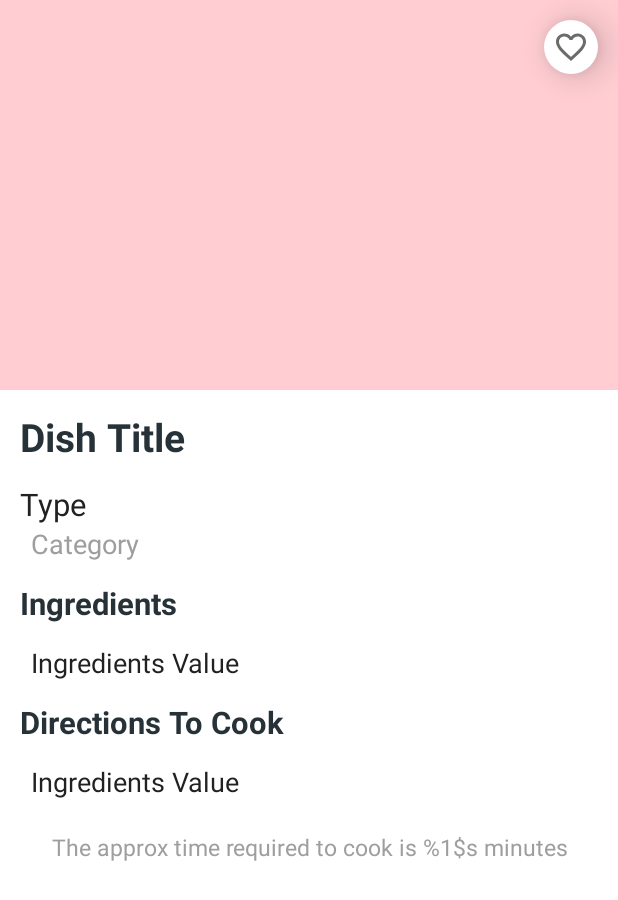
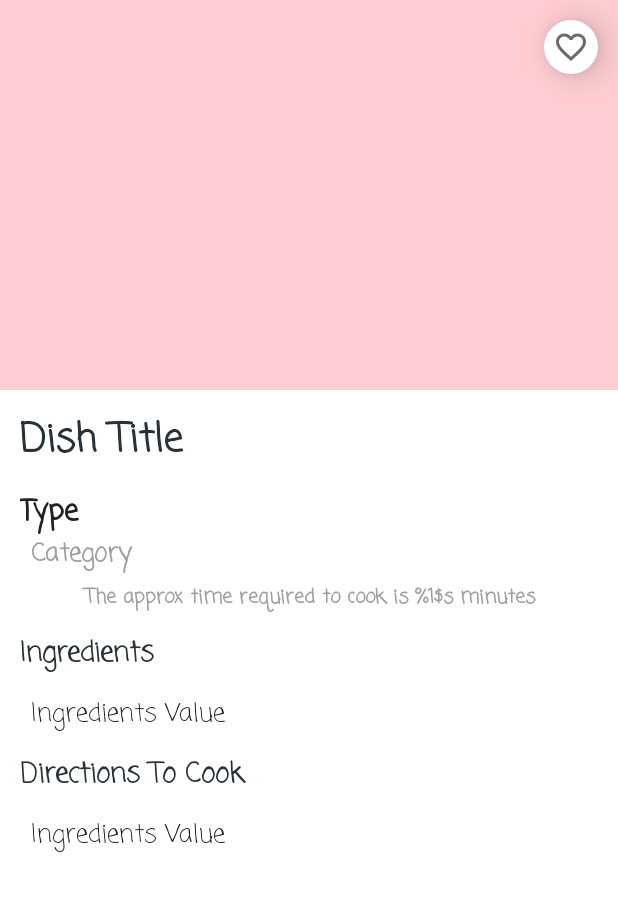
Before and after one commit to eduVieiraAF/FavDish, an Android app: the layout fragment_random_dish.xml on its own in the app's theme, with its tools: preview values and no code run, on a phone screen of 412 x 824 dp. Shown: the top 900 px of the screen. Run offline under Robolectric (Android 15) with nearby library versions, the phone set to English and light mode, and no system bars.

Commit message:
Adjustment:
→ Several fixes and adjustments.

```diff
--- a/app/src/main/java/com/example/favdish/utils/Constants.kt
+++ b/app/src/main/java/com/example/favdish/utils/Constants.kt
@@ -6,7 +6,7 @@ object Constants {
     const val DISH_CATEGORY: String = "DishCategory"
     const val DISH_COOKING_TIME: String = "DishCookingTime"
     const val DISH_IMAGE_SOURCE_LOCAL: String = "Local"
-    const val DISH_IMAGE_SOURCE_ONLINE: String = "Online"
+    //const val DISH_IMAGE_SOURCE_ONLINE: String = "Online"
     const val EXTRA_DISH_DETAILS: String = "DishDetails"
     const val ALL_ITEMS: String = "All"
     const val FILTER_SELECTION: String = "FilterSelection"
@@ -17,7 +17,7 @@ object Constants {
     const val TAGS: String = "tags"
     const val NUMBER: String = "number"
     const val BASE_URL: String = "https://api.spoonacular.com/"
-    const val API_KEY_VALUE:String = "c6a3e0fc5ba340738eee3fab1615b8a2"
+    const val API_KEY_VALUE: String = "c6a3e0fc5ba340738eee3fab1615b8a2"
     const val LIMIT_LICENSE_VALUE: Boolean = true
     const val TAGS_VALUE: String = "vegetarian, dessert"
     const val NUMBER_VALUE: Int = 1
@@ -37,22 +37,23 @@ object Constants {
         return list
     }
 
-    fun  dishCategories(): ArrayList<String> {
+    fun dishCategories(): ArrayList<String> {
         val list = ArrayList<String>()
 
         list.add("Pizza")
         list.add("BBQ")
+        list.add("Pasta")
         list.add("Bakery")
         list.add("Burger")
-        list.add("Cafe")
         list.add("Chicken")
         list.add("Dessert")
+        list.add("Juices")
         list.add("Drinks")
         list.add("Hot Dogs")
-        list.add("Juices")
         list.add("Sandwiches")
+        list.add("Wraps")
+        list.add("Cafe")
         list.add("Tea & Coffee")
-        list.add("Wraps")
         list.add("Other")
 
         return list
@@ -72,6 +73,7 @@ object Constants {
         list.add("120")
         list.add("150")
         list.add("180")
+        list.add("210")
 
         return list
     }
--- a/app/src/main/java/com/example/favdish/view/adapters/FavDishAdapter.kt
+++ b/app/src/main/java/com/example/favdish/view/adapters/FavDishAdapter.kt
@@ -63,13 +63,13 @@ class FavDishAdapter(private val fragment: Fragment) : RecyclerView
             popup.menuInflater.inflate(R.menu.menu_adapter, popup.menu)
             popup.setOnMenuItemClickListener {
                 if (it.itemId == R.id.action_edit_dish) {
-                    val intent  = Intent(
+                    val intent = Intent(
                         fragment.requireActivity(),
                         AddUpdateDishActivity::class.java
                     )
                     intent.putExtra(Constants.EXTRA_DISH_DETAILS, dish)
                     fragment.requireActivity().startActivity(intent)
-                } else if (it.itemId == R.id.action_delete_dish){
+                } else if (it.itemId == R.id.action_delete_dish) {
                     if (fragment is AllDishesFragment) {
                         fragment.deleteDish(dish)
                     }
--- a/app/src/main/java/com/example/favdish/view/fragments/AllDishesFragment.kt
+++ b/app/src/main/java/com/example/favdish/view/fragments/AllDishesFragment.kt
@@ -11,6 +11,7 @@ import android.content.Intent
 import android.os.Bundle
 import android.util.Log
 import android.view.*
+import android.widget.Toast
 import androidx.fragment.app.Fragment
 import androidx.fragment.app.viewModels
 import androidx.navigation.fragment.findNavController
@@ -93,6 +94,12 @@ class AllDishesFragment : Fragment() {
         builder.setMessage(resources.getString(R.string.msg_delete_dish_dialog, dish.title))
         builder.setIcon(android.R.drawable.ic_delete)
         builder.setPositiveButton(resources.getString(R.string.lbl_yes)) { dialogInterface, _ ->
+            val dishTitle = dish.title
+            Toast.makeText(
+                context,
+                "Successfully removed $dishTitle",
+                Toast.LENGTH_SHORT
+            ).show()
             mFavDishViewModel.delete(dish)
             dialogInterface.dismiss()
         }
--- a/app/src/main/java/com/example/favdish/viewmodel/FavDishViewModel.kt
+++ b/app/src/main/java/com/example/favdish/viewmodel/FavDishViewModel.kt
@@ -6,7 +6,7 @@ import com.example.favdish.model.entities.FavDish
 import kotlinx.coroutines.launch
 
 class FavDishViewModel(private val repository: FavDishRepository) : ViewModel() {
-    fun insert(dish: FavDish) = viewModelScope.launch { repository.insertFavDishData(dish)}
+    fun insert(dish: FavDish) = viewModelScope.launch { repository.insertFavDishData(dish) }
 
     val allDishesList: LiveData<List<FavDish>> = repository.allDishesList.asLiveData()
 
--- a/app/src/main/res/layout/fragment_all_dishes.xml
+++ b/app/src/main/res/layout/fragment_all_dishes.xml
@@ -21,6 +21,7 @@
         android:layout_width="0dp"
         android:layout_height="0dp"
         android:gravity="center"
+        android:fontFamily="casual"
         android:text="@string/label_no_dishes_added_yet"
         android:textSize="@dimen/_18sdp"
         android:textColor="@color/secondary_dark_color"
--- a/app/src/main/res/layout/fragment_favorite_dishes.xml
+++ b/app/src/main/res/layout/fragment_favorite_dishes.xml
@@ -21,6 +21,7 @@
         android:layout_width="0dp"
         android:layout_height="0dp"
         android:gravity="center"
+        android:fontFamily="casual"
         android:text="@string/label_no_favorite_dishes_added_yet"
         android:textSize="@dimen/_18sdp"
         android:textColor="@color/secondary_dark_color"
--- a/app/src/main/res/layout/fragment_random_dish.xml
+++ b/app/src/main/res/layout/fragment_random_dish.xml
@@ -53,9 +53,13 @@
                 android:layout_width="match_parent"
                 android:layout_height="wrap_content"
                 android:layout_below="@id/fl_dish_image"
-                android:layout_margin="@dimen/_10sdp"
+                android:layout_marginStart="@dimen/_10sdp"
+                android:layout_marginTop="@dimen/_10sdp"
+                android:layout_marginEnd="@dimen/_10sdp"
+                android:layout_marginBottom="@dimen/_10sdp"
                 android:textColor="@color/blue_grey_900"
                 android:textSize="@dimen/_20sdp"
+                android:fontFamily="casual"
                 android:textStyle="bold"
                 tools:text="Dish Title" />
 
@@ -67,8 +71,10 @@
                 android:layout_marginStart="@dimen/_10sdp"
                 android:layout_marginEnd="@dimen/_10sdp"
                 android:textColor="@color/grey_900"
-                android:textSize="@dimen/_16sdp"
-                tools:text="Type" />
+                android:textSize="@dimen/_15sdp"
+                android:fontFamily="casual"
+                tools:text="Type"
+                android:textStyle="bold"/>
 
             <TextView
                 android:id="@+id/tv_category"
@@ -78,18 +84,24 @@
                 android:layout_marginStart="@dimen/_16sdp"
                 android:layout_marginEnd="@dimen/_16sdp"
                 android:textColor="@color/grey_500"
-                android:textSize="@dimen/_14sdp"
-                tools:text="Category" />
+                android:textSize="@dimen/_13sdp"
+                android:textStyle="bold"
+                android:fontFamily="casual"
+                tools:text="Category"  />
 
             <TextView
                 android:id="@+id/tv_ingredients_label"
                 android:layout_width="match_parent"
                 android:layout_height="wrap_content"
-                android:layout_below="@id/tv_category"
-                android:layout_margin="@dimen/_10sdp"
+                android:layout_below="@id/tv_cooking_time"
+                android:layout_marginStart="@dimen/_10sdp"
+                android:layout_marginTop="@dimen/_6sdp"
+                android:layout_marginEnd="@dimen/_10sdp"
+                android:layout_marginBottom="@dimen/_10sdp"
+                android:fontFamily="casual"
                 android:text="@string/lbl_ingredients"
                 android:textColor="@color/blue_grey_900"
-                android:textSize="@dimen/_16sdp"
+                android:textSize="@dimen/_14sdp"
                 android:textStyle="bold" />
 
             <TextView
@@ -100,7 +112,8 @@
                 android:layout_marginStart="@dimen/_16sdp"
                 android:layout_marginEnd="@dimen/_16sdp"
                 android:textColor="@color/grey_900"
-                android:textSize="@dimen/_14sdp"
+                android:textSize="@dimen/_13sdp"
+                android:fontFamily="casual"
                 tools:text="Ingredients Value" />
 
             <TextView
@@ -110,30 +123,37 @@
                 android:layout_below="@id/tv_ingredients"
                 android:layout_margin="@dimen/_10sdp"
                 android:text="@string/lbl_direction_to_cook"
+                android:textSize="@dimen/_14sdp"
                 android:textColor="@color/blue_grey_900"
-                android:textSize="@dimen/_16sdp"
+                android:fontFamily="casual"
                 android:textStyle="bold" />
 
             <TextView
                 android:id="@+id/tv_cooking_direction"
                 android:layout_width="match_parent"
                 android:layout_height="wrap_content"
-                android:layout_below="@id/tv_cooking_direction_label"
+                android:textColor="@color/grey_900"
                 android:layout_marginStart="@dimen/_16sdp"
                 android:layout_marginEnd="@dimen/_16sdp"
-                android:textColor="@color/grey_900"
-                android:textSize="@dimen/_14sdp"
+                android:layout_below="@id/tv_cooking_direction_label"
+                android:textSize="@dimen/_13sdp"
+                android:fontFamily="casual"
                 tools:text="Ingredients Value" />
 
             <TextView
                 android:id="@+id/tv_cooking_time"
                 android:layout_width="match_parent"
                 android:layout_height="wrap_content"
-                android:layout_below="@id/tv_cooking_direction"
-                android:layout_margin="@dimen/_16sdp"
+                android:layout_below="@id/tv_category"
+                android:layout_marginStart="@dimen/_16sdp"
+                android:layout_marginTop="@dimen/_4sdp"
+                android:layout_marginEnd="@dimen/_16sdp"
+                android:layout_marginBottom="@dimen/_4sdp"
                 android:gravity="center"
                 android:textColor="@color/grey_500"
-                android:textSize="@dimen/_12sdp"
+                android:textSize="@dimen/_10sdp"
+                android:textStyle="bold"
+                android:fontFamily="casual"
                 tools:text="@string/lbl_estimate_cooking_time" />
         </RelativeLayout>
     </ScrollView>
```
